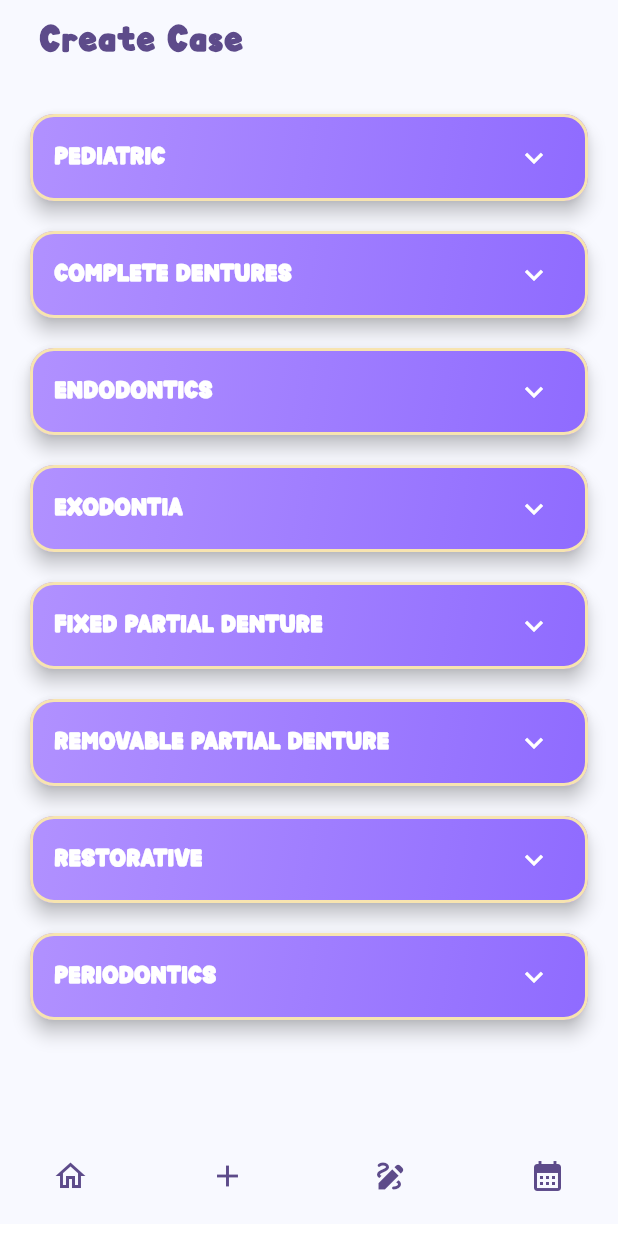
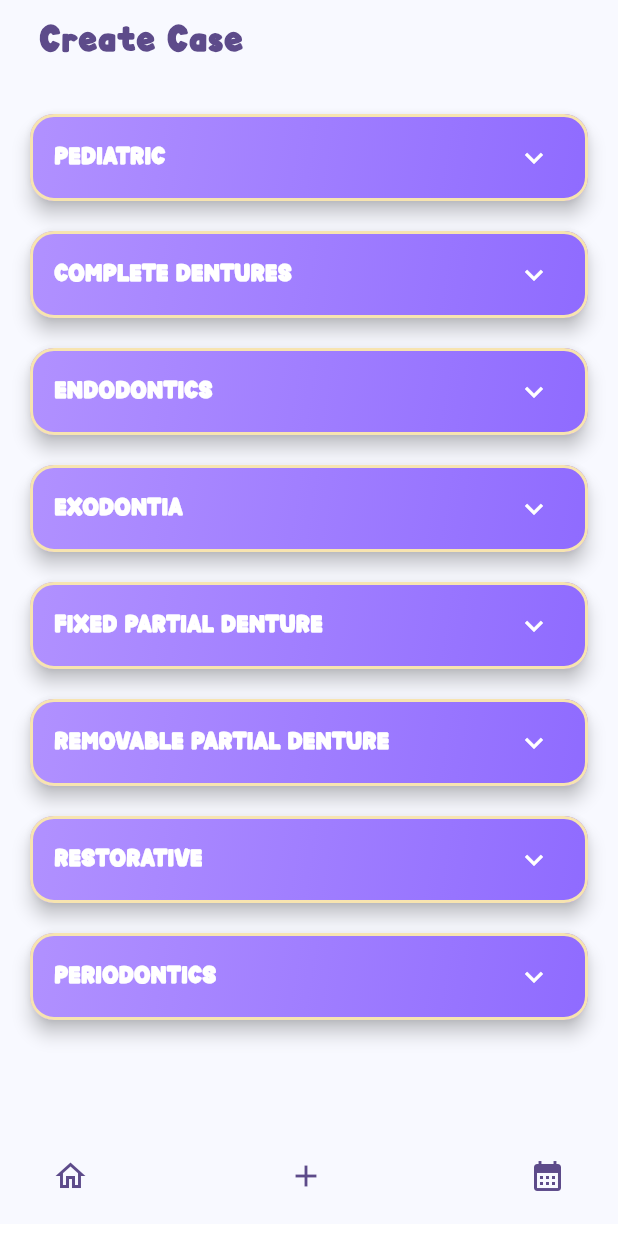
Before and after one commit to choncccc/Toothly, a Flutter app: the screen it shows once a user with an empty profile is signed in, after a tap on "Add Case", on a phone screen of 412 x 824 dp. Run offline on Flutter 3.47's test engine with Material 3 defaults, Android fonts, the light colour scheme and no system bars; drawn by our look-alikes of google_nav_bar; our stand-ins replace flutter_animate, flutter_dotenv, flutter_svg, fluttertoast, pdf, share_plus and 2 more; missing offline and left inert: pdfx; accounts and stored records are empty.

Commit message:
new feats

```diff
--- a/lib/controller/task_card.dart
+++ b/lib/controller/task_card.dart
@@ -9,7 +9,7 @@ class TaskCard extends StatelessWidget {
   @override
   Widget build(BuildContext context) {
     return Container(
-      height: 130,
+      height: 180,
       padding: const EdgeInsets.all(16),
       decoration: BoxDecoration(
         gradient: const LinearGradient(
--- a/lib/services/local/appointment_db.dart
+++ b/lib/services/local/appointment_db.dart
@@ -8,6 +8,7 @@ class Appointment {
   final String title;
   final String? notes;
   final String? time;
+  final String? caseType;
 
   Appointment({
     this.id,
@@ -15,6 +16,7 @@ class Appointment {
     required this.title,
     this.notes,
     this.time,
+    this.caseType,
   });
 
   Appointment copyWith({
@@ -23,6 +25,7 @@ class Appointment {
     String? title,
     String? notes,
     String? time,
+    String? caseType,
   }) {
     return Appointment(
       id: id ?? this.id,
@@ -30,6 +33,7 @@ class Appointment {
       title: title ?? this.title,
       notes: notes ?? this.notes,
       time: time ?? this.time,
+      caseType: caseType ?? this.caseType,
     );
   }
 
@@ -43,6 +47,7 @@ class Appointment {
       'title': title,
       'notes': notes,
       'time': time,
+      'case_type': caseType,
     };
   }
 
@@ -53,6 +58,7 @@ class Appointment {
       title: map['title'] as String,
       notes: map['notes'] as String?,
       time: map['time'] as String?,
+      caseType: map['case_type'] as String?,
     );
   }
 }
@@ -73,9 +79,9 @@ class AppointmentsDb {
     final docsDir = await getApplicationDocumentsDirectory();
     final path = join(docsDir.path, 'appointments.db');
 
-    return openDatabase(
+    final db = await openDatabase(
       path,
-      version: 1,
+      version: 2,
       onCreate: (db, version) async {
         await db.execute('''
           CREATE TABLE appointments (
@@ -83,11 +89,25 @@ class AppointmentsDb {
             date TEXT NOT NULL,
             title TEXT NOT NULL,
             notes TEXT,
-            time TEXT
+            time TEXT,
+            case_type TEXT
           )
         ''');
       },
+      onUpgrade: (db, oldVersion, newVersion) async {
+        if (oldVersion < 2) {
+          await db.execute(
+              'ALTER TABLE appointments ADD COLUMN case_type TEXT');
+        }
+      },
     );
+
+    // Defensive: ensure case_type column exists for installs that skipped the migration
+    try {
+      await db.execute('ALTER TABLE appointments ADD COLUMN case_type TEXT');
+    } catch (_) {}
+
+    return db;
   }
 
   Future<List<Appointment>> getAppointmentsForDate(DateTime date) async {
--- a/lib/viewmodel/home_viewmodel.dart
+++ b/lib/viewmodel/home_viewmodel.dart
@@ -15,7 +15,6 @@ class HomeViewmodel extends ChangeNotifier {
   List<Widget> pages = const [
     const TaskDashboardPage(),
     const CreateCaseView(),
-    Center(child: Text("Draw Page - Coming Soon!")),
     const AppointmentsView(),
   ];
 
--- a/lib/views/home_view.dart
+++ b/lib/views/home_view.dart
@@ -41,7 +41,6 @@ class _HomeScreen extends StatelessWidget {
               tabs: const [
                 GButton(icon: Icons.home_outlined),
                 GButton(icon: Icons.add),
-                GButton(icon: Icons.draw),
                 GButton(icon: Icons.calendar_month),
               ],
               selectedIndex: controller.selectedIndex,
--- a/lib/views/task_dashboard_view.dart
+++ b/lib/views/task_dashboard_view.dart
@@ -168,9 +168,6 @@ class TaskDashboardPage extends StatelessWidget {
                       ),
                     ),
                     const SizedBox(width: 12),
-                    Expanded(
-                      child: TaskCard(title: "TEXT", doneTask: '67'),
-                    ),
                   ],
                 ),
               ),
```
Also changed, not shown: lib/services/remote/supabase_service.dart (+23 -0 lines), lib/views/appointments_view.dart (+54 -9 lines), lib/views/create_case_view.dart (+8 -3 lines), pubspec.yaml (+13 -0 lines), .claude/settings.local.json (added), 1 other file.
